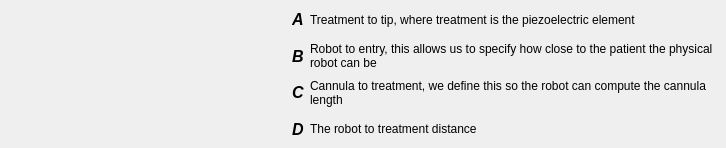
Above: WorkspaceGeneration/Resources/UI/qSlicerWorkspaceGenerationProbeSpecsWidget.ui from DhruvKoolRajamani/SlicerAIM_MRIRobot before the change. Below: the same form after it.
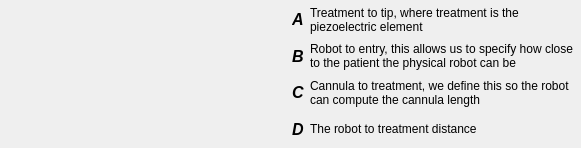
That is the form after the change. Icons and pictures are not drawn.

Commit message: Added widgets for marker placement and capture. Also moved other widgets into dropdowns

Diff of the .ui file:
```diff
--- a/WorkspaceGeneration/Resources/UI/qSlicerWorkspaceGenerationProbeSpecsWidget.ui
+++ b/WorkspaceGeneration/Resources/UI/qSlicerWorkspaceGenerationProbeSpecsWidget.ui
@@ -6,7 +6,7 @@
    <rect>
     <x>0</x>
     <y>0</y>
-    <width>726</width>
+    <width>581</width>
     <height>148</height>
    </rect>
   </property>
```
Left out of the diff: 2 changed lines with no effect on the pictures. The commit also changes 3 other files.
